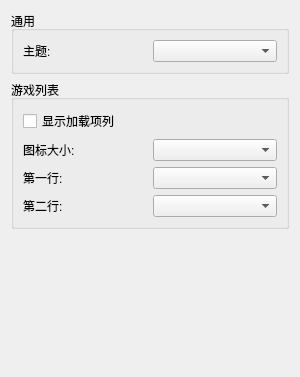
The window that src/yuzu/configuration/configure_ui.ui (formylover/yuzu-early-access) describes before a commit, drawn with Qt 5.
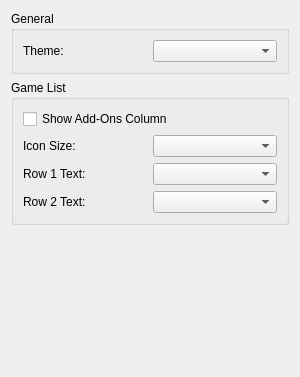
The same window after the commit.

Diff of the .ui file:
```diff
--- a/src/yuzu/configuration/configure_ui.ui
+++ b/src/yuzu/configuration/configure_ui.ui
@@ -19,7 +19,7 @@
      <item>
       <widget class="QGroupBox" name="GeneralGroupBox">
        <property name="title">
-        <string>通用</string>
+        <string>General</string>
        </property>
        <layout class="QHBoxLayout" name="horizontalLayout">
         <item>
@@ -29,7 +29,7 @@
             <item>
              <widget class="QLabel" name="theme_label">
               <property name="text">
-               <string>主题:</string>
+               <string>Theme:</string>
               </property>
              </widget>
             </item>
@@ -46,7 +46,7 @@
      <item>
       <widget class="QGroupBox" name="GameListGroupBox">
        <property name="title">
-        <string>游戏列表</string>
+        <string>Game List</string>
        </property>
        <layout class="QHBoxLayout" name="GameListHorizontalLayout">
         <item>
@@ -54,7 +54,7 @@
           <item>
            <widget class="QCheckBox" name="show_add_ons">
             <property name="text">
-             <string>显示加载项列</string>
+             <string>Show Add-Ons Column</string>
             </property>
            </widget>
           </item>
@@ -63,7 +63,7 @@
             <item>
              <widget class="QLabel" name="icon_size_label">
               <property name="text">
-               <string>图标大小:</string>
+               <string>Icon Size:</string>
               </property>
              </widget>
             </item>
@@ -77,7 +77,7 @@
             <item>
              <widget class="QLabel" name="row_1_label">
               <property name="text">
-               <string>第一行:</string>
+               <string>Row 1 Text:</string>
               </property>
              </widget>
             </item>
@@ -91,7 +91,7 @@
             <item>
              <widget class="QLabel" name="row_2_label">
               <property name="text">
-               <string>第二行:</string>
+               <string>Row 2 Text:</string>
               </property>
              </widget>
             </item>
```
